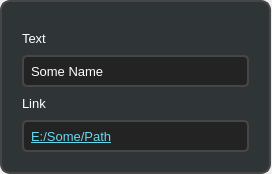
Before: the Qt Designer form linkeditdialog.ui in alvi-khan/Marshal, drawn with Qt 5.
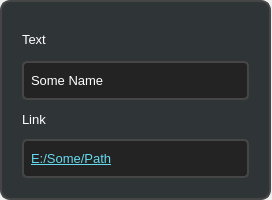
After: the same form once the commit is applied. Icons and pictures are not drawn.

Patch:
```diff
--- a/linkeditdialog.ui
+++ b/linkeditdialog.ui
@@ -7,7 +7,7 @@
     <x>0</x>
     <y>0</y>
     <width>272</width>
-    <height>174</height>
+    <height>200</height>
    </rect>
   </property>
   <property name="sizePolicy">
@@ -19,7 +19,7 @@
   <property name="maximumSize">
    <size>
     <width>272</width>
-    <height>174</height>
+    <height>200</height>
    </size>
   </property>
   <property name="font">
@@ -34,6 +34,10 @@
   <property name="styleSheet">
    <string notr="true">QFrame
 {
+	border: 0px;
+}
+QFrame#frame
+{
 	border: 1.5px solid rgb(70, 70, 70);
 	border-radius: 10px;
 }</string>
@@ -103,6 +107,30 @@
        <number>20</number>
       </property>
       <item>
+       <widget class="QFrame" name="frame_2">
+        <property name="frameShape">
+         <enum>QFrame::StyledPanel</enum>
+        </property>
+        <property name="frameShadow">
+         <enum>QFrame::Raised</enum>
+        </property>
+        <layout class="QHBoxLayout" name="horizontalLayout">
+         <property name="spacing">
+          <number>0</number>
+         </property>
+         <property name="leftMargin">
+          <number>0</number>
+         </property>
+         <property name="topMargin">
+          <number>0</number>
+         </property>
+         <property name="rightMargin">
+          <number>0</number>
+         </property>
+         <property name="bottomMargin">
+          <number>5</number>
+         </property>
+         <item>
        <widget class="QLabel" name="label">
         <property name="font">
          <font>
@@ -120,6 +148,43 @@
        </widget>
       </item>
       <item>
+          <spacer name="horizontalSpacer">
+           <property name="orientation">
+            <enum>Qt::Horizontal</enum>
+           </property>
+           <property name="sizeHint" stdset="0">
+            <size>
+             <width>40</width>
+             <height>20</height>
+            </size>
+           </property>
+          </spacer>
+         </item>
+         <item>
+          <widget class="QPushButton" name="trashButton">
+           <property name="sizePolicy">
+            <sizepolicy hsizetype="Preferred" vsizetype="Preferred">
+             <horstretch>0</horstretch>
+             <verstretch>0</verstretch>
+            </sizepolicy>
+           </property>
+           <property name="styleSheet">
+            <string notr="true">QPushButton {padding: 10px; border-radius: 5px; background-color: rgb(47, 52, 55);}
+QPushButton:hover { background-color: #3E3E3E;  }</string>
+           </property>
+           <property name="text">
+            <string/>
+           </property>
+           <property name="icon">
+            <iconset resource="Resources.qrc">
+             <normaloff>:/Toolbar Icons/Resources/Toolbar Icons/Trash.svg</normaloff>:/Toolbar Icons/Resources/Toolbar Icons/Trash.svg</iconset>
+           </property>
+          </widget>
+         </item>
+        </layout>
+       </widget>
+      </item>
+      <item>
        <widget class="QLineEdit" name="fileName">
         <property name="sizePolicy">
          <sizepolicy hsizetype="Expanding" vsizetype="Minimum">
```
Left out of the diff: 4 changed lines with no effect on the pictures. Lines whose indentation alone changed are shown as unchanged.
